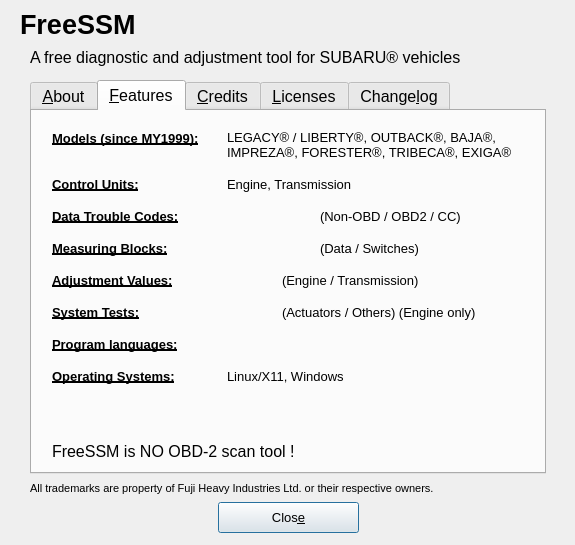
This is ui/About.ui in Comer352L/FreeSSM as Qt 5 draws it before an edit. The edited form follows.
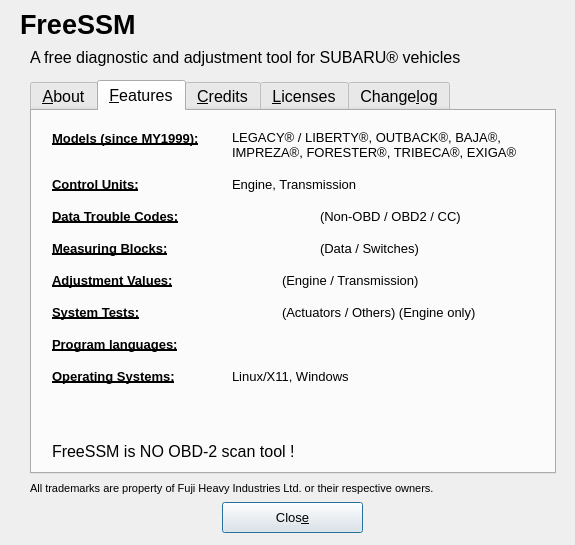
This is the edited form. The open tabs and pages were chosen to show the change.

Patch:
```diff
--- a/ui/About.ui
+++ b/ui/About.ui
@@ -56,7 +56,7 @@
   <widget class="QPushButton" name="close_pushButton">
    <property name="geometry">
     <rect>
-     <x>218</x>
+     <x>222</x>
      <y>502</y>
      <width>141</width>
      <height>31</height>
@@ -76,7 +76,7 @@
     <rect>
      <x>30</x>
      <y>80</y>
-     <width>516</width>
+     <width>526</width>
      <height>394</height>
     </rect>
    </property>
@@ -139,7 +139,7 @@
     <widget class="QLabel" name="models_label">
      <property name="geometry">
       <rect>
-       <x>195</x>
+       <x>200</x>
        <y>19</y>
        <width>295</width>
        <height>34</height>
@@ -184,7 +184,7 @@
     <widget class="QLabel" name="controlunits_label">
      <property name="geometry">
       <rect>
-       <x>195</x>
+       <x>200</x>
        <y>64</y>
        <width>300</width>
        <height>18</height>
@@ -220,7 +220,7 @@
     <widget class="QLabel" name="nrofActuatortests_label">
      <property name="geometry">
       <rect>
-       <x>195</x>
+       <x>200</x>
        <y>192</y>
        <width>45</width>
        <height>18</height>
@@ -238,7 +238,7 @@
     <widget class="QLabel" name="nrofadjustmentvalues_label">
      <property name="geometry">
       <rect>
-       <x>195</x>
+       <x>200</x>
        <y>160</y>
        <width>45</width>
        <height>18</height>
@@ -334,7 +334,7 @@
     <widget class="QLabel" name="nrofsupportedDTCs_label">
      <property name="geometry">
       <rect>
-       <x>195</x>
+       <x>200</x>
        <y>96</y>
        <width>85</width>
        <height>18</height>
@@ -412,7 +412,7 @@
     <widget class="QLabel" name="nrofsupportedMBsSWs_label">
      <property name="geometry">
       <rect>
-       <x>195</x>
+       <x>200</x>
        <y>128</y>
        <width>54</width>
        <height>18</height>
@@ -453,7 +453,7 @@
       <rect>
        <x>20</x>
        <y>330</y>
-       <width>471</width>
+       <width>481</width>
        <height>20</height>
       </rect>
      </property>
@@ -491,7 +491,7 @@
     <widget class="QLabel" name="languages_label">
      <property name="geometry">
       <rect>
-       <x>195</x>
+       <x>200</x>
        <y>224</y>
        <width>291</width>
        <height>18</height>
@@ -530,7 +530,7 @@
     <widget class="QLabel" name="supportedOS_label">
      <property name="geometry">
       <rect>
-       <x>195</x>
+       <x>200</x>
        <y>256</y>
        <width>291</width>
        <height>18</height>
@@ -1158,7 +1158,7 @@
     <rect>
      <x>30</x>
      <y>480</y>
-     <width>516</width>
+     <width>526</width>
      <height>16</height>
     </rect>
    </property>
```
Left out of the diff: 34 changed lines with no effect on the pictures.
